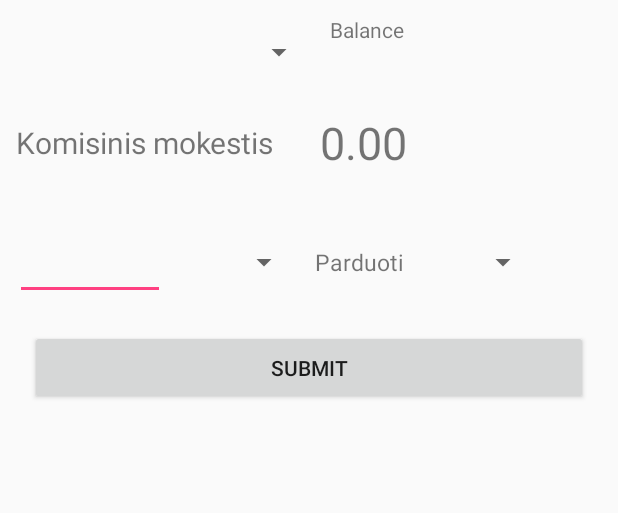
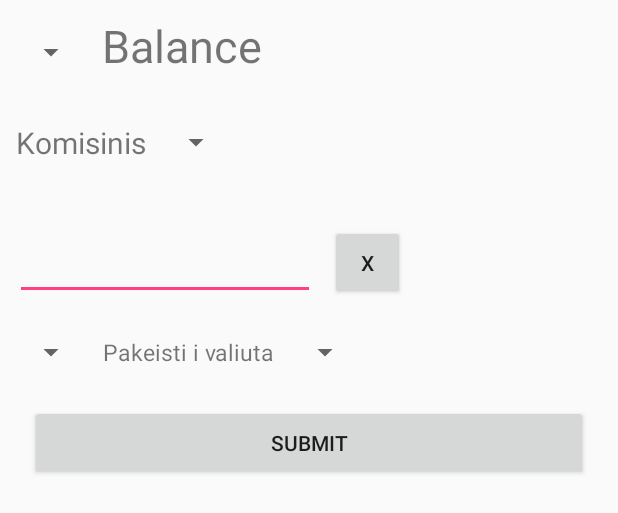
Before and after one commit to UrbanAndrius/Paysera, an Android app: the layout activity_user_profile.xml on its own in the app's theme, with its tools: preview values and no code run, on a phone screen of 412 x 824 dp. Shown: the top 513 px of the screen. Run offline under Robolectric (Android 15) with nearby library versions, the phone set to English and light mode, and no system bars.

Commit message:
More UI changes, added clear edit text field button

```diff
--- a/app/src/main/res/layout/activity_user_profile.xml
+++ b/app/src/main/res/layout/activity_user_profile.xml
@@ -9,7 +9,7 @@
 
     <Spinner
         android:id="@+id/spCurrency"
-        android:layout_width="200dp"
+        android:layout_width="wrap_content"
         android:layout_height="50dp"
 
         android:layout_marginLeft="10dp"
@@ -20,13 +20,15 @@
 
     <TextView
         android:id="@+id/tvBalance"
-        android:layout_width="100dp"
+        android:layout_width="200dp"
         android:layout_height="50dp"
-
-        android:text="Balance"
 
         android:layout_marginLeft="10dp"
         android:layout_marginStart="10dp"
+
+        android:text="Balance"
+        android:textSize="30sp"
+
         app:layout_constraintBottom_toBottomOf="@+id/spCurrency"
         app:layout_constraintLeft_toRightOf="@+id/spCurrency"
 
@@ -37,33 +39,42 @@
         android:layout_width="wrap_content"
         android:layout_height="50dp"
 
-        android:text="Komisinis mokestis"
+        android:layout_marginLeft="10dp"
+        android:layout_marginStart="10dp"
+        android:layout_marginTop="10dp"
+        android:gravity="center"
+
+        android:text="Komisinis"
         android:textSize="20sp"
-        android:gravity="center"
+        app:layout_constraintLeft_toLeftOf="parent"
+        app:layout_constraintTop_toBottomOf="@+id/spCurrency" />
+
+    <Spinner
+        android:id="@+id/spFeeCurrency"
+        android:layout_width="wrap_content"
+        android:layout_height="50dp"
 
         android:layout_marginLeft="10dp"
         android:layout_marginStart="10dp"
-        android:layout_marginTop="10dp"
-        app:layout_constraintLeft_toLeftOf="parent"
-        app:layout_constraintTop_toBottomOf="@+id/spCurrency" />
+        app:layout_constraintBottom_toBottomOf="@+id/tvFeeText"
+        app:layout_constraintLeft_toRightOf="@+id/tvFeeText" />
 
     <TextView
         android:id="@+id/tvFee"
         android:layout_width="100dp"
         android:layout_height="50dp"
 
-        android:text="0.00"
-        android:textSize="30sp"
+        android:layout_marginLeft="10dp"
+        android:layout_marginStart="10dp"
         android:gravity="center"
 
-        android:layout_marginLeft="10dp"
-        android:layout_marginStart="10dp"
+        android:textSize="30sp"
         app:layout_constraintBottom_toBottomOf="@+id/tvFeeText"
-        app:layout_constraintLeft_toRightOf="@+id/tvFeeText" />
+        app:layout_constraintLeft_toRightOf="@+id/spFeeCurrency" />
 
     <EditText
         android:id="@+id/etAmount"
-        android:layout_width="100dp"
+        android:layout_width="200dp"
         android:layout_height="50dp"
 
         android:layout_marginLeft="10dp"
@@ -75,36 +86,37 @@
 
     <Spinner
         android:id="@+id/spExchangeFrom"
-        android:layout_width="80dp"
+        android:layout_width="wrap_content"
         android:layout_height="50dp"
 
         android:layout_marginLeft="10dp"
         android:layout_marginStart="10dp"
-        app:layout_constraintBottom_toBottomOf="@+id/etAmount"
-        app:layout_constraintLeft_toRightOf="@+id/etAmount" />
+        android:layout_marginTop="10dp"
+        app:layout_constraintLeft_toLeftOf="parent"
+        app:layout_constraintTop_toBottomOf="@+id/etAmount" />
 
     <TextView
         android:id="@+id/tvExchangeText"
         android:layout_width="wrap_content"
         android:layout_height="50dp"
 
-        android:text="Parduoti"
-        android:textSize="15sp"
-        android:gravity="center"
-
         android:layout_marginLeft="10dp"
         android:layout_marginStart="10dp"
-        app:layout_constraintBottom_toBottomOf="@+id/etAmount"
+
+        android:gravity="center"
+        android:text="Pakeisti i valiuta"
+        android:textSize="15sp"
+
+        app:layout_constraintBottom_toBottomOf="@+id/spExchangeFrom"
         app:layout_constraintLeft_toRightOf="@+id/spExchangeFrom" />
 
     <Spinner
         android:id="@+id/spExchangeTo"
-        android:layout_width="80dp"
+        android:layout_width="wrap_content"
         android:layout_height="50dp"
 
         android:layout_marginLeft="10dp"
-        android:layout_marginStart="10dp"
-        app:layout_constraintBottom_toBottomOf="@+id/etAmount"
+        app:layout_constraintBottom_toBottomOf="@+id/spExchangeFrom"
         app:layout_constraintLeft_toRightOf="@+id/tvExchangeText" />
 
     <Button
@@ -112,14 +124,26 @@
         android:layout_width="0dp"
         android:layout_height="50dp"
 
+        android:layout_marginLeft="20dp"
+
+        android:layout_marginRight="20dp"
+        android:layout_marginTop="10dp"
         android:text="Submit"
-
-        android:layout_marginLeft="20dp"
-        android:layout_marginRight="20dp"
-        android:layout_marginTop="20dp"
         app:layout_constraintLeft_toLeftOf="parent"
         app:layout_constraintRight_toRightOf="parent"
-        app:layout_constraintTop_toBottomOf="@+id/etAmount" />
+        app:layout_constraintTop_toBottomOf="@+id/spExchangeFrom" />
+
+    <Button
+        android:id="@+id/btClear"
+        android:layout_width="50dp"
+        android:layout_height="50dp"
+
+        android:layout_marginLeft="10dp"
+        android:layout_marginStart="10dp"
+
+        android:text="X"
+        app:layout_constraintBottom_toBottomOf="@+id/etAmount"
+        app:layout_constraintLeft_toRightOf="@+id/etAmount" />
 
 
 </android.support.constraint.ConstraintLayout>
```
